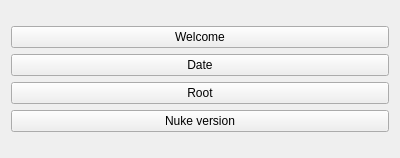
First picture: the form in main.ui, repository Ripax/new_tools, before the edit.
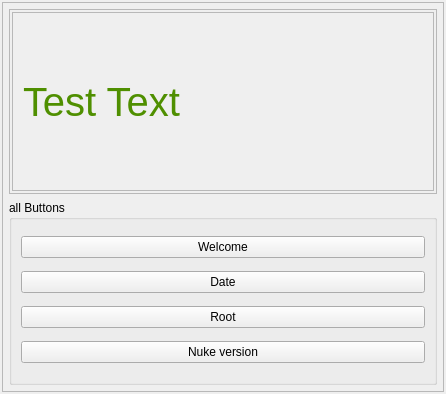
Second picture: the form after the edit.

Patch:
```diff
--- a/main.ui
+++ b/main.ui
@@ -6,45 +6,146 @@
    <rect>
     <x>0</x>
     <y>0</y>
-    <width>400</width>
-    <height>158</height>
+    <width>446</width>
+    <height>394</height>
    </rect>
   </property>
   <property name="windowTitle">
    <string>Nuke_info</string>
   </property>
   <layout class="QGridLayout" name="gridLayout">
+   <property name="leftMargin">
+    <number>2</number>
+   </property>
+   <property name="topMargin">
+    <number>2</number>
+   </property>
+   <property name="rightMargin">
+    <number>2</number>
+   </property>
+   <property name="bottomMargin">
+    <number>2</number>
+   </property>
    <item row="0" column="0">
+    <widget class="QFrame" name="frame_2">
+     <property name="frameShape">
+      <enum>QFrame::StyledPanel</enum>
+     </property>
+     <property name="frameShadow">
+      <enum>QFrame::Raised</enum>
+     </property>
     <layout class="QVBoxLayout" name="verticalLayout">
+      <property name="leftMargin">
+       <number>6</number>
+      </property>
+      <property name="topMargin">
+       <number>6</number>
+      </property>
+      <property name="rightMargin">
+       <number>6</number>
+      </property>
+      <property name="bottomMargin">
+       <number>6</number>
+      </property>
      <item>
-      <widget class="QPushButton" name="pushButton_welcome">
-       <property name="text">
-        <string>Welcome</string>
-       </property>
-      </widget>
-     </item>
+       <widget class="QFrame" name="frame">
+        <property name="frameShape">
+         <enum>QFrame::StyledPanel</enum>
+        </property>
+        <property name="frameShadow">
+         <enum>QFrame::Raised</enum>
+        </property>
+        <layout class="QVBoxLayout" name="verticalLayout_2">
+         <property name="leftMargin">
+          <number>2</number>
+         </property>
+         <property name="topMargin">
+          <number>2</number>
+         </property>
+         <property name="rightMargin">
+          <number>2</number>
+         </property>
+         <property name="bottomMargin">
+          <number>2</number>
+         </property>
      <item>
-      <widget class="QPushButton" name="pushButton_date">
+          <widget class="QLabel" name="label">
+           <property name="font">
+            <font>
+             <pointsize>30</pointsize>
+            </font>
+           </property>
+           <property name="layoutDirection">
+            <enum>Qt::LeftToRight</enum>
+           </property>
+           <property name="autoFillBackground">
+            <bool>false</bool>
+           </property>
+           <property name="styleSheet">
+            <string notr="true">color: rgb(79, 143, 0);</string>
+           </property>
+           <property name="frameShape">
+            <enum>QFrame::StyledPanel</enum>
+           </property>
        <property name="text">
-        <string>Date</string>
-       </property>
-      </widget>
-     </item>
+            <string>Test Text</string>
+           </property>
+           <property name="alignment">
+            <set>Qt::AlignLeading|Qt::AlignLeft|Qt::AlignVCenter</set>
+           </property>
+           <property name="wordWrap">
+            <bool>true</bool>
+           </property>
+           <property name="margin">
+            <number>1</number>
+           </property>
+           <property name="textInteractionFlags">
+            <set>Qt::LinksAccessibleByMouse</set>
+           </property>
+          </widget>
+         </item>
+        </layout>
+       </widget>
+      </item>
      <item>
+       <widget class="QGroupBox" name="groupBox">
+        <property name="title">
+         <string>all Buttons</string>
+        </property>
+        <layout class="QGridLayout" name="gridLayout_2">
+         <item row="3" column="0">
       <widget class="QPushButton" name="pushButton_root">
        <property name="text">
         <string>Root</string>
        </property>
       </widget>
      </item>
-     <item>
+         <item row="2" column="0">
+          <widget class="QPushButton" name="pushButton_date">
+           <property name="text">
+            <string>Date</string>
+           </property>
+          </widget>
+         </item>
+         <item row="4" column="0">
       <widget class="QPushButton" name="pushButton_nk_version">
        <property name="text">
         <string>Nuke version</string>
        </property>
       </widget>
      </item>
-    </layout>
+         <item row="1" column="0">
+          <widget class="QPushButton" name="pushButton_welcome">
+           <property name="text">
+            <string>Welcome</string>
+           </property>
+          </widget>
+         </item>
+        </layout>
+       </widget>
+      </item>
+     </layout>
+    </widget>
    </item>
   </layout>
  </widget>
```
Lines whose indentation alone changed are shown as unchanged.
